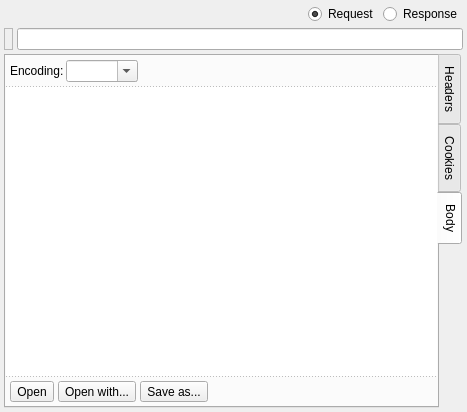
PostMonster/postmonster, file plugins/httptool/resultform.ui: the form before one commit.
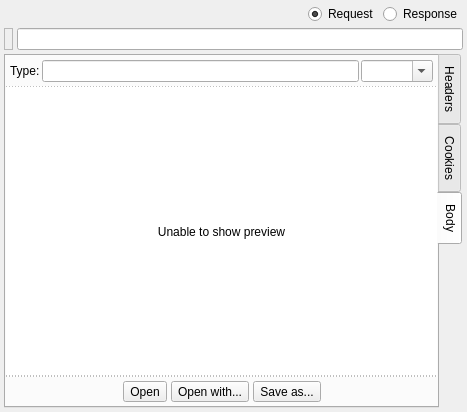
The form after the commit. The open tabs and pages were chosen to show the change. Custom widgets are drawn as their Qt base class.

Commit message: Added preview for PNG/JPEG/GIF/BMP images

```diff
--- a/plugins/httptool/resultform.ui
+++ b/plugins/httptool/resultform.ui
@@ -210,7 +210,14 @@
          <item>
           <widget class="QLabel" name="label">
            <property name="text">
-            <string>Encoding:</string>
+            <string>Type:</string>
+           </property>
+          </widget>
+         </item>
+         <item>
+          <widget class="QLineEdit" name="mimeType">
+           <property name="readOnly">
+            <bool>true</bool>
            </property>
           </widget>
          </item>
@@ -224,33 +231,80 @@
            </property>
           </widget>
          </item>
-         <item>
-          <spacer name="horizontalSpacer_3">
-           <property name="orientation">
-            <enum>Qt::Horizontal</enum>
-           </property>
-           <property name="sizeHint" stdset="0">
-            <size>
-             <width>40</width>
-             <height>20</height>
-            </size>
-           </property>
-          </spacer>
-         </item>
         </layout>
        </item>
        <item>
-        <widget class="QPlainTextEdit" name="bodyText">
-         <property name="styleSheet">
-          <string notr="true">border-top: 1px dotted grey;
-border-bottom: 1px dotted grey;</string>
+        <widget class="QStackedWidget" name="stackedWidget">
+         <property name="currentIndex">
+          <number>0</number>
          </property>
-         <property name="frameShape">
-          <enum>QFrame::NoFrame</enum>
-         </property>
-         <property name="readOnly">
-          <bool>true</bool>
-         </property>
+         <widget class="QWidget" name="textDataPage">
+          <layout class="QVBoxLayout" name="verticalLayout_5">
+           <property name="spacing">
+            <number>4</number>
+           </property>
+           <property name="leftMargin">
+            <number>0</number>
+           </property>
+           <property name="topMargin">
+            <number>0</number>
+           </property>
+           <property name="rightMargin">
+            <number>0</number>
+           </property>
+           <property name="bottomMargin">
+            <number>0</number>
+           </property>
+           <item>
+            <widget class="QPlainTextEdit" name="bodyText">
+             <property name="styleSheet">
+              <string notr="true">border-top: 1px dotted gray;
+border-bottom: 1px dotted gray;</string>
+             </property>
+             <property name="frameShape">
+              <enum>QFrame::NoFrame</enum>
+             </property>
+             <property name="readOnly">
+              <bool>true</bool>
+             </property>
+            </widget>
+           </item>
+          </layout>
+         </widget>
+         <widget class="QWidget" name="imageDataPage">
+          <layout class="QVBoxLayout" name="verticalLayout_6">
+           <property name="spacing">
+            <number>4</number>
+           </property>
+           <property name="leftMargin">
+            <number>0</number>
+           </property>
+           <property name="topMargin">
+            <number>0</number>
+           </property>
+           <property name="rightMargin">
+            <number>0</number>
+           </property>
+           <property name="bottomMargin">
+            <number>0</number>
+           </property>
+           <item>
+            <widget class="AspectRatioPixmapLabel" name="imagePreviewLabel">
+             <property name="styleSheet">
+              <string notr="true">background: white;
+border-top: 1px dotted gray;
+border-bottom: 1px dotted gray;</string>
+             </property>
+             <property name="text">
+              <string>Unable to show preview</string>
+             </property>
+             <property name="alignment">
+              <set>Qt::AlignCenter</set>
+             </property>
+            </widget>
+           </item>
+          </layout>
+         </widget>
         </widget>
        </item>
        <item>
@@ -267,6 +321,19 @@
          <property name="bottomMargin">
           <number>4</number>
          </property>
+         <item>
+          <spacer name="horizontalSpacer_2">
+           <property name="orientation">
+            <enum>Qt::Horizontal</enum>
+           </property>
+           <property name="sizeHint" stdset="0">
+            <size>
+             <width>40</width>
+             <height>20</height>
+            </size>
+           </property>
+          </spacer>
+         </item>
          <item>
           <widget class="QToolButton" name="toolButton_3">
            <property name="text">
@@ -309,6 +376,13 @@
    </item>
   </layout>
  </widget>
+ <customwidgets>
+  <customwidget>
+   <class>AspectRatioPixmapLabel</class>
+   <extends>QLabel</extends>
+   <header>aspectratiopixmaplabel.h</header>
+  </customwidget>
+ </customwidgets>
  <resources/>
  <connections/>
 </ui>
```
Left out of the diff: 4 changed lines with no effect on the pictures. The commit also changes 4 other files.
